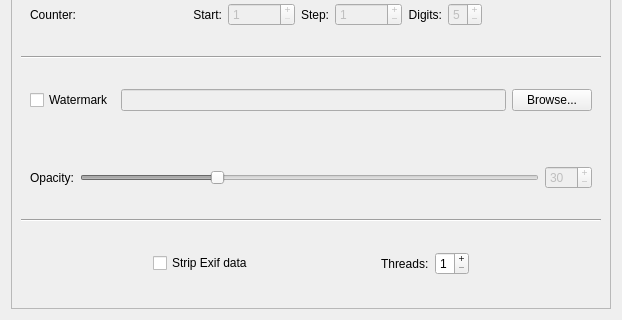
gramanas/rrwc, file gui/outputtab.ui: the form before one commit; both pictures show x 0 to 622 and y 233 to 553 of the 622 by 553 pixel window.
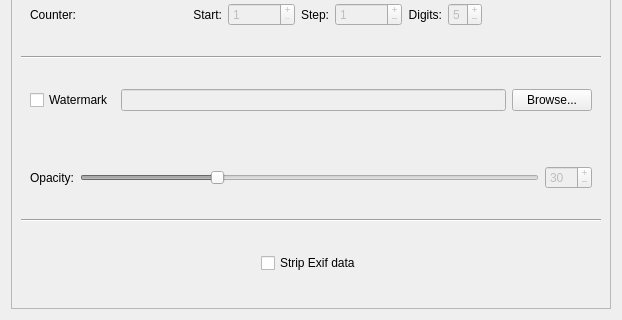
The form after the commit.

Commit message: Left->right approach done

The edit to the form file:
```diff
--- a/gui/outputtab.ui
+++ b/gui/outputtab.ui
@@ -488,45 +488,6 @@
            </property>
           </spacer>
          </item>
-         <item>
-          <widget class="QLabel" name="labelThreads">
-           <property name="text">
-            <string>Threads:</string>
-           </property>
-           <property name="alignment">
-            <set>Qt::AlignLeading|Qt::AlignLeft|Qt::AlignVCenter</set>
-           </property>
-          </widget>
-         </item>
-         <item>
-          <widget class="QSpinBox" name="inputThreads">
-           <property name="enabled">
-            <bool>true</bool>
-           </property>
-           <property name="buttonSymbols">
-            <enum>QAbstractSpinBox::PlusMinus</enum>
-           </property>
-           <property name="minimum">
-            <number>1</number>
-           </property>
-           <property name="maximum">
-            <number>9</number>
-           </property>
-          </widget>
-         </item>
-         <item>
-          <spacer name="horizontalSpacer_2">
-           <property name="orientation">
-            <enum>Qt::Horizontal</enum>
-           </property>
-           <property name="sizeHint" stdset="0">
-            <size>
-             <width>40</width>
-             <height>20</height>
-            </size>
-           </property>
-          </spacer>
-         </item>
         </layout>
        </widget>
       </item>
```
The commit also changes 25 other files.
